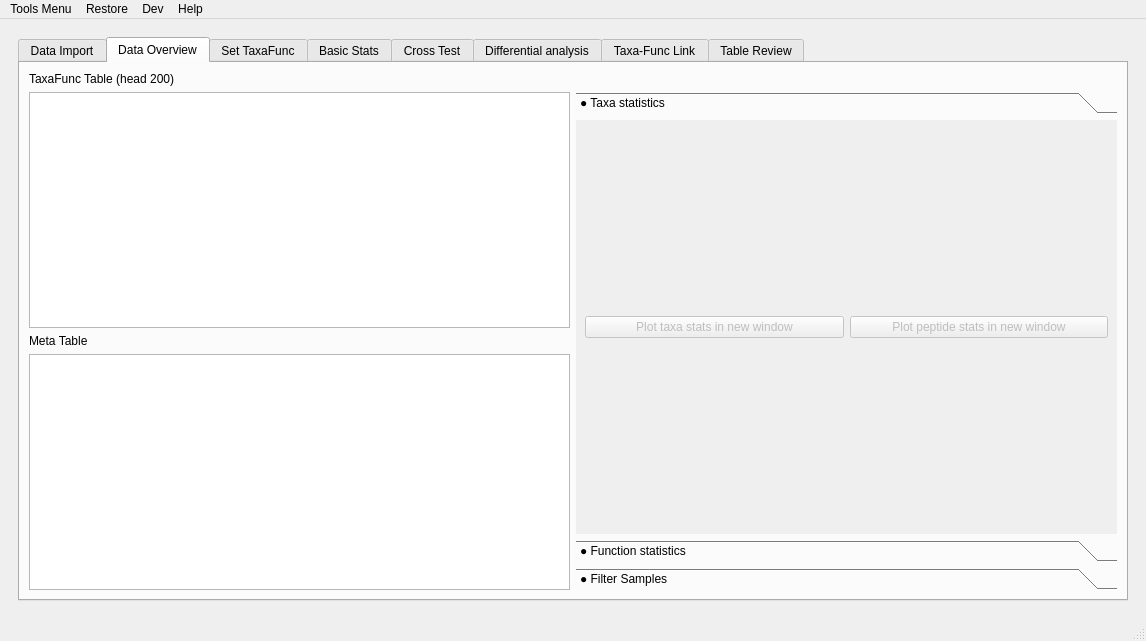
Above: utils/MetaX_GUI/MainWindow.ui from byemaxx/MetaX before the change. Below: the same form after it.
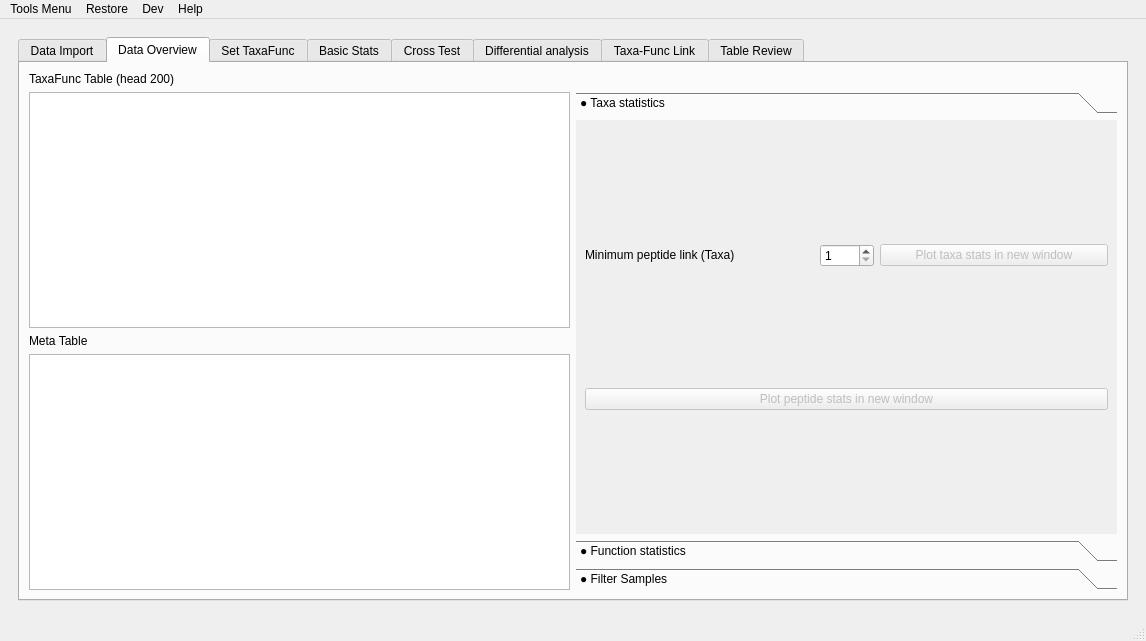
That is the form after the change. The open tabs and pages were chosen to show the change.

Commit message: - New: Added a option to plot taxa number with a peptide threshold in data overview part.

The edit to the form file:
```diff
--- a/utils/MetaX_GUI/MainWindow.ui
+++ b/utils/MetaX_GUI/MainWindow.ui
@@ -6,7 +6,7 @@
    <rect>
     <x>0</x>
     <y>0</y>
-    <width>1063</width>
+    <width>1133</width>
     <height>641</height>
    </rect>
   </property>
@@ -46,7 +46,7 @@
            <enum>Qt::LeftToRight</enum>
           </property>
           <property name="currentIndex">
-           <number>4</number>
+           <number>1</number>
           </property>
           <widget class="QWidget" name="tab">
            <attribute name="title">
@@ -239,7 +239,7 @@
                 <rect>
                  <x>0</x>
                  <y>0</y>
-                 <width>498</width>
+                 <width>533</width>
                  <height>420</height>
                 </rect>
                </property>
@@ -247,29 +247,74 @@
                 <string>● Taxa statistics</string>
                </attribute>
                <layout class="QGridLayout" name="gridLayout_27">
-                <item row="0" column="0">
-                 <widget class="QPushButton" name="pushButton_overview_tax_plot_new_window">
-                  <property name="enabled">
-                   <bool>false</bool>
-                  </property>
-                  <property name="text">
-                   <string>Plot taxa stats in new window</string>
-                  </property>
-                 </widget>
+                <item row="3" column="0" colspan="2">
+                 <layout class="QVBoxLayout" name="verticalLayout_overview_plot"/>
                 </item>
-                <item row="0" column="1">
+                <item row="0" column="0" colspan="2">
+                 <layout class="QHBoxLayout" name="horizontalLayout_6">
+                  <item>
+                   <widget class="QLabel" name="label_133">
+                    <property name="sizePolicy">
+                     <sizepolicy hsizetype="Preferred" vsizetype="Fixed">
+                      <horstretch>0</horstretch>
+                      <verstretch>0</verstretch>
+                     </sizepolicy>
+                    </property>
+                    <property name="text">
+                     <string>Minimum peptide link (Taxa)</string>
+                    </property>
+                   </widget>
+                  </item>
+                  <item>
+                   <widget class="QSpinBox" name="spinBox_overview_tax_plot_new_window_peptide_num">
+                    <property name="sizePolicy">
+                     <sizepolicy hsizetype="Maximum" vsizetype="Fixed">
+                      <horstretch>0</horstretch>
+                      <verstretch>0</verstretch>
+                     </sizepolicy>
+                    </property>
+                    <property name="minimum">
+                     <number>1</number>
+                    </property>
+                    <property name="maximum">
+                     <number>9999</number>
+                    </property>
+                   </widget>
+                  </item>
+                  <item>
+                   <widget class="QPushButton" name="pushButton_overview_tax_plot_new_window">
+                    <property name="enabled">
+                     <bool>false</bool>
+                    </property>
+                    <property name="sizePolicy">
+                     <sizepolicy hsizetype="Preferred" vsizetype="Fixed">
+                      <horstretch>0</horstretch>
+                      <verstretch>0</verstretch>
+                     </sizepolicy>
+                    </property>
+                    <property name="text">
+                     <string>Plot taxa stats in new window</string>
+                    </property>
+                   </widget>
+                  </item>
+                 </layout>
+                </item>
+                <item row="1" column="0" colspan="2">
                  <widget class="QPushButton" name="pushButton_overview_peptide_plot_new_window">
                   <property name="enabled">
                    <bool>false</bool>
                   </property>
+                  <property name="sizePolicy">
+                   <sizepolicy hsizetype="Preferred" vsizetype="Fixed">
+                    <horstretch>0</horstretch>
+                    <verstretch>0</verstretch>
+                   </sizepolicy>
+                  </property>
                   <property name="text">
                    <string>Plot peptide stats in new window</string>
                   </property>
                  </widget>
                 </item>
-                <item row="1" column="0" colspan="2">
-                 <layout class="QVBoxLayout" name="verticalLayout_overview_plot"/>
-                </item>
                </layout>
               </widget>
               <widget class="QWidget" name="page_5">
@@ -277,8 +322,8 @@
                 <rect>
                  <x>0</x>
                  <y>0</y>
-                 <width>311</width>
-                 <height>49</height>
+                 <width>498</width>
+                 <height>420</height>
                 </rect>
                </property>
                <attribute name="label">
@@ -6054,7 +6099,7 @@
     <rect>
      <x>0</x>
      <y>0</y>
-     <width>1063</width>
+     <width>1133</width>
      <height>21</height>
     </rect>
    </property>
```
The commit also changes 7 other files.
